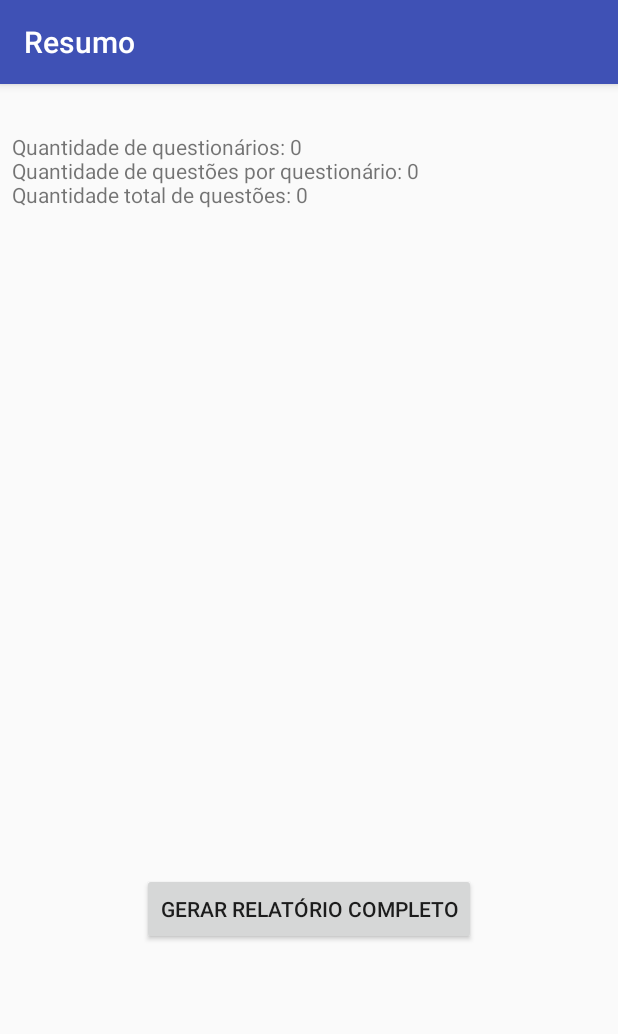
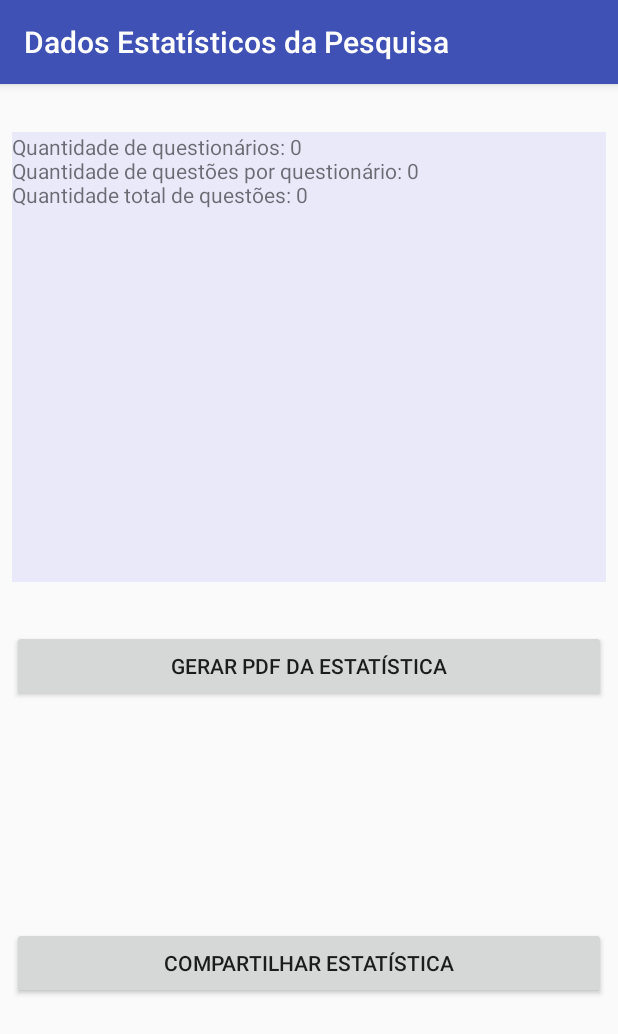
Before and after one commit to raulfmiranda/QSQ, an Android app: the PesquisaActivity screen opened directly, with no data from a screen before it, on a phone screen of 412 x 824 dp. Shown: the top 1034 px of the screen. Run offline under Robolectric (Android 15) with nearby library versions, the phone set to English and light mode, and no system bars; libraries missing offline, so code that uses them is left out: org.jetbrains.anko; 2 statements that could not run were skipped.

Commit message:
Melhoria no layout e adição de botão para compartilhar estatística

```diff
--- a/app/build.gradle
+++ b/app/build.gradle
@@ -24,9 +24,11 @@ android {
 
 dependencies {
     implementation fileTree(dir: 'libs', include: ['*.jar'])
-    implementation "org.jetbrains.kotlin:kotlin-stdlib-jre7:$kotlin_version"
+//    implementation "org.jetbrains.kotlin:kotlin-stdlib-jre7:$kotlin_version"
+    implementation "org.jetbrains.kotlin:kotlin-stdlib-jdk7:$kotlin_version"
     implementation 'com.android.support:appcompat-v7:27.1.1'
     implementation 'com.android.support.constraint:constraint-layout:1.1.0'
+    implementation "org.jetbrains.anko:anko:$anko_version"
     testImplementation 'junit:junit:4.12'
     androidTestImplementation 'com.android.support.test:runner:1.0.2'
     androidTestImplementation 'com.android.support.test.espresso:espresso-core:3.0.2'
--- a/app/src/main/java/br/edu/faculdadepaulopicanco/traumadeface/FormActivity.kt
+++ b/app/src/main/java/br/edu/faculdadepaulopicanco/traumadeface/FormActivity.kt
@@ -22,7 +22,7 @@ class FormActivity : AppCompatActivity() {
         super.onCreate(savedInstanceState)
         setContentView(R.layout.activity_form)
 
-        supportActionBar?.title = "Questionário"
+        supportActionBar?.title = "Questionário da Pesquisa"
 
         carregaQuestaoNaTela(questionarioAtual.questoes[0])
 
--- a/app/src/main/java/br/edu/faculdadepaulopicanco/traumadeface/PesquisaActivity.kt
+++ b/app/src/main/java/br/edu/faculdadepaulopicanco/traumadeface/PesquisaActivity.kt
@@ -28,6 +28,7 @@ import android.os.Environment.getExternalStoragePublicDirectory
 import android.text.method.ScrollingMovementMethod
 import br.edu.faculdadepaulopicanco.traumadeface.model.QuestaoContadora
 import br.edu.faculdadepaulopicanco.traumadeface.model.QuestionarioContador
+import org.jetbrains.anko.share
 
 
 class PesquisaActivity : AppCompatActivity() {
@@ -43,49 +44,46 @@ class PesquisaActivity : AppCompatActivity() {
         super.onCreate(savedInstanceState)
         setContentView(R.layout.activity_pesquisa)
 
-        supportActionBar?.title = "Resumo"
+        val titulo = "Dados Estatísticos da Pesquisa"
+        supportActionBar?.title = titulo
 
         pesquisa = intent.extras.get(EXTRA_PESQUISA) as Pesquisa
+
+        txtResumo.movementMethod = ScrollingMovementMethod()
+        txtResumo.text = gerarRelatorio()
+
+        btnGerarRelatorio.setOnClickListener {
+            verificarPermissao()
+        }
+
+        btnCompartilhar.setOnClickListener {
+            share(txtResumo.text.toString(), titulo)
+        }
+    }
+
+    fun gerarRelatorio():String {
+
         val qtdQuestionarios = pesquisa.questionarios.size
         val qtdQuestPorQuestionario = pesquisa.questionarios[0].questoes.size
         val qtdTotalQuest = qtdQuestionarios * qtdQuestPorQuestionario
         var resumo = "Quantidade de questionários: $qtdQuestionarios\nQuantidade de questões por questionário: $qtdQuestPorQuestionario\nQuantidade total de questões: $qtdTotalQuest"
 
-
         var questoesContadoras = pesquisa.questionarioContador.questoesContadoras
 
-        try {
         for(qc in questoesContadoras) {
             val perg = qc.pergunta
-                resumo = resumo + "\n\n$perg"
+            resumo = resumo + "\n\n # $perg\n"
             for(resp in qc.respostasContadoras) {
                 val key = resp.key
                 if(!key.isNullOrBlank()) {
                     val value = resp.value
-                        resumo = resumo + "\n$key( $value )"
+                    var perc = (value.toDouble() / qtdQuestionarios.toDouble()) * 100
+                    var percFormat = "%.1f".format(perc)
+                    resumo = resumo + "\n$key ($percFormat%)"
                 }
             }
         }
-        }
-        catch (e: Exception) {
-            val erro = e.message
-            Log.d("traumadeface", erro)
-        }
-
-
-        txtResumo.movementMethod = ScrollingMovementMethod()
-        txtResumo.text = resumo
-
-        var respostasEscolhidas = mutableListOf<Int>()
-        for (questionario in pesquisa.questionarios) {
-            for(questao in questionario.questoes) {
-                respostasEscolhidas.add(questao.respostaEscolhida)
-            }
-        }
-
-        btnGerarRelatorio.setOnClickListener {
-            verificarPermissao()
-        }
+        return resumo
     }
 
     fun gerarPdf() {
--- a/app/src/main/res/layout/activity_form.xml
+++ b/app/src/main/res/layout/activity_form.xml
@@ -16,6 +16,7 @@
         android:text="Faixa etária"
         android:textSize="@dimen/text_size_pergunta"
         android:textStyle="bold"
+        android:background="@color/colorLightBlue"
         app:layout_constraintEnd_toEndOf="parent"
         app:layout_constraintStart_toStartOf="parent"
         app:layout_constraintTop_toTopOf="parent" />
@@ -102,13 +103,14 @@
 
     <Button
         android:id="@+id/btnProx"
-        android:layout_width="wrap_content"
+        android:layout_width="0dp"
         android:layout_height="wrap_content"
         android:layout_marginBottom="8dp"
         android:layout_marginEnd="8dp"
         android:layout_marginStart="8dp"
         android:layout_marginTop="8dp"
         android:text="Próxima"
+        android:background="@color/colorMediumBlue"
         app:layout_constraintBottom_toBottomOf="parent"
         app:layout_constraintEnd_toEndOf="parent"
         app:layout_constraintStart_toStartOf="parent"
--- a/app/src/main/res/layout/activity_pesquisa.xml
+++ b/app/src/main/res/layout/activity_pesquisa.xml
@@ -15,6 +15,7 @@
         android:layout_marginTop="32dp"
         android:maxLines="15"
         android:scrollbars="vertical"
+        android:background="@color/colorLightBlue"
         android:text="Quantidade de questionários: N\n\nQuantidade de questões por pesquisa: N\n\nQuantidade total de questões: N"
         app:layout_constraintEnd_toEndOf="parent"
         app:layout_constraintStart_toStartOf="parent"
@@ -22,15 +23,26 @@
 
     <Button
         android:id="@+id/btnGerarRelatorio"
-        android:layout_width="wrap_content"
+        android:layout_width="0dp"
+        android:layout_height="wrap_content"
+        android:layout_marginEnd="8dp"
+        android:layout_marginStart="8dp"
+        android:layout_marginTop="32dp"
+        android:text="Gerar PDF da estatística"
+        app:layout_constraintEnd_toEndOf="parent"
+        app:layout_constraintStart_toStartOf="parent"
+        app:layout_constraintTop_toBottomOf="@+id/txtResumo" />
+
+    <Button
+        android:id="@+id/btnCompartilhar"
+        android:layout_width="0dp"
         android:layout_height="wrap_content"
         android:layout_marginBottom="8dp"
         android:layout_marginEnd="8dp"
         android:layout_marginStart="8dp"
-        android:layout_marginTop="8dp"
-        android:text="Gerar relatório completo"
+        android:text="Compartilhar Estatística"
         app:layout_constraintBottom_toBottomOf="parent"
         app:layout_constraintEnd_toEndOf="parent"
         app:layout_constraintStart_toStartOf="parent"
-        app:layout_constraintTop_toBottomOf="@+id/txtResumo" />
+        app:layout_constraintTop_toBottomOf="@+id/btnGerarRelatorio" />
 </android.support.constraint.ConstraintLayout>
--- a/app/src/main/res/values/colors.xml
+++ b/app/src/main/res/values/colors.xml
@@ -3,4 +3,6 @@
     <color name="colorPrimary">#3F51B5</color>
     <color name="colorPrimaryDark">#303F9F</color>
     <color name="colorAccent">#FF4081</color>
+    <color name="colorLightBlue">#110000ff</color>
+    <color name="colorMediumBlue">#550000ff</color>
 </resources>
--- a/app/src/main/res/values/dimens.xml
+++ b/app/src/main/res/values/dimens.xml
@@ -1,5 +1,5 @@
 <?xml version="1.0" encoding="utf-8"?>
 <resources>
     <dimen name="margin_bottom_radio">2dp</dimen>
-    <dimen name="text_size_pergunta">20sp</dimen>
+    <dimen name="text_size_pergunta">18sp</dimen>
 </resources>
--- a/build.gradle
+++ b/build.gradle
@@ -2,6 +2,7 @@
 
 buildscript {
     ext.kotlin_version = '1.2.41'
+    ext.anko_version='0.10.5'
     repositories {
         google()
         jcenter()
```
Lines whose indentation alone changed are shown as unchanged.
